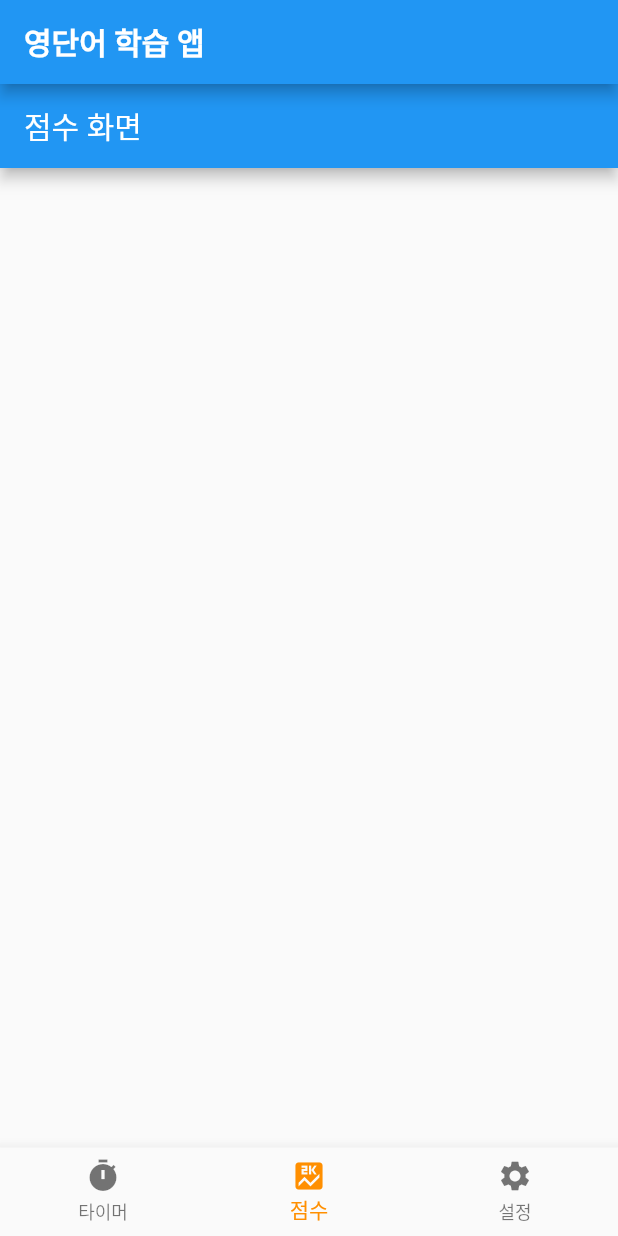
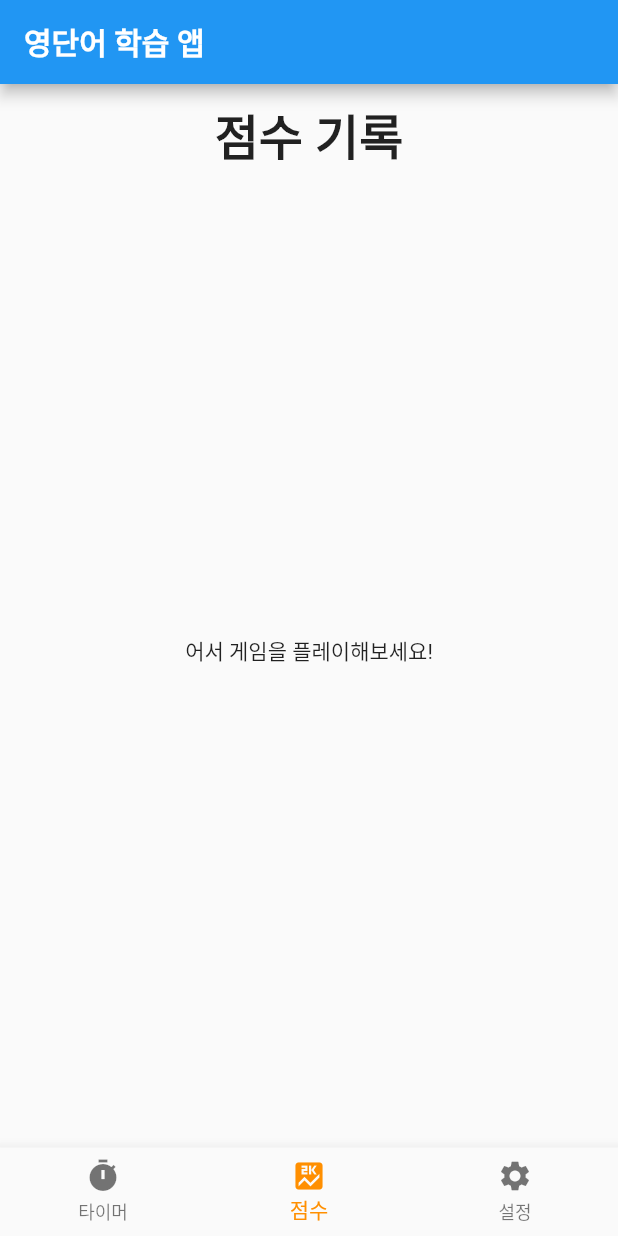
Before and after one commit to changwann/crave_week1, a Flutter app: the HomeScreen screen opened directly, item 2 of the bottom bar chosen, on a phone screen of 412 x 824 dp. Run offline on Flutter 3.47's test engine with Material 2 defaults, Android fonts, the light colour scheme and no system bars; our stand-ins replace tuple.

Commit message:
score board

```diff
--- a/lib/game.dart
+++ b/lib/game.dart
@@ -1,18 +1,17 @@
 import 'package:flutter/material.dart';
+import 'package:tuple/tuple.dart';
 import 'dart:math';
 import 'dart:async';
-
-//import 'main.dart';
-//import 'score.dart';
+import 'package:provider/provider.dart';
 
 class GameScreen extends StatefulWidget {
   const GameScreen({Key? key}) : super(key: key);
 
   @override
-  _GameScreenState createState() => _GameScreenState();
+  GameScreenState createState() => GameScreenState();
 }
 
-class _GameScreenState extends State<GameScreen> {
+class GameScreenState extends State<GameScreen> {
   // Sample question and answer data
   final Map<String, List<String>> questions = {
     'Apple': ['사과', '바나나', '딸기', '포도'],
@@ -53,7 +52,7 @@ class _GameScreenState extends State<GameScreen> {
   }
 
   void showGameOverScreen() {
-    ScoreNotifier.of(context)?.addScore(correctCount);
+    Provider.of<ScoreNotifier>(context, listen: false).addScore(correctCount);
     showDialog(
       context: context,
       builder: (BuildContext context) {
@@ -178,25 +177,13 @@ class _GameScreenState extends State<GameScreen> {
   }
 }
 
-class ScoreNotifier extends InheritedWidget {
-  final List<int> scores;
+class ScoreNotifier extends ChangeNotifier {
+  final List<Tuple2<int, DateTime>> _scores = [];
 
-  const ScoreNotifier({
-    Key? key,
-    required Widget child,
-    required this.scores,
-  }) : super(key: key, child: child);
+  List<Tuple2<int, DateTime>> get scores => _scores;
 
   void addScore(int score) {
-    scores.add(score);
-  }
-
-  @override
-  bool updateShouldNotify(InheritedWidget oldWidget) {
-    return true;
-  }
-
-  static ScoreNotifier? of(BuildContext context) {
-    return context.dependOnInheritedWidgetOfExactType<ScoreNotifier>();
+    _scores.add(Tuple2(score, DateTime.now()));
+    notifyListeners();
   }
 }
--- a/lib/main.dart
+++ b/lib/main.dart
@@ -1,13 +1,17 @@
-// ignore_for_file: library_private_types_in_public_api
-
 import 'package:flutter/material.dart';
+import 'package:provider/provider.dart';
 import 'timer.dart';
 import 'score.dart';
 import 'settings.dart';
 import 'game.dart';
 
 void main() {
-  runApp(MyApp());
+  runApp(
+    ChangeNotifierProvider(
+      create: (context) => ScoreNotifier(),
+      child: MyApp(),
+    ),
+  );
 }
 
 class MyApp extends StatelessWidget {
@@ -15,12 +19,9 @@ class MyApp extends StatelessWidget {
 
   @override
   Widget build(BuildContext context) {
-    return ScoreNotifier(
-      scores: [],
-      child: MaterialApp(
-        title: 'My App',
-        home: HomeScreen(),
-      ),
+    return MaterialApp(
+      title: 'My App',
+      home: HomeScreen(),
     );
   }
 }
@@ -29,10 +30,10 @@ class HomeScreen extends StatefulWidget {
   const HomeScreen({super.key});
 
   @override
-  _HomeScreenState createState() => _HomeScreenState();
+  HomeScreenState createState() => HomeScreenState();
 }
 
-class _HomeScreenState extends State<HomeScreen> {
+class HomeScreenState extends State<HomeScreen> {
   int _selectedIndex = 0;
 
   static final List<Widget> _widgetOptions = <Widget>[
--- a/lib/score.dart
+++ b/lib/score.dart
@@ -1,24 +1,69 @@
 import 'package:flutter/material.dart';
-import 'game.dart';
+import 'package:flutter_week1/game.dart';
+import 'package:provider/provider.dart';
+import 'package:intl/intl.dart'; // 'DateFormat'을 사용하기 위해 추가
 
 class ScoreScreen extends StatelessWidget {
   const ScoreScreen({Key? key}) : super(key: key);
 
   @override
   Widget build(BuildContext context) {
-    final scores = ScoreNotifier.of(context)?.scores ?? [];
+    final scores = Provider.of<ScoreNotifier>(context).scores;
+    scores.sort((a, b) => b.item1.compareTo(a.item1));
 
     return Scaffold(
-      appBar: AppBar(
-        title: Text('점수 화면'),
-      ),
-      body: ListView.builder(
-        itemCount: scores.length,
-        itemBuilder: (context, index) {
-          return ListTile(
-            title: Text('게임 ${index + 1}의 점수: ${scores[index]}'),
-          );
-        },
+      body: Padding(
+        padding: const EdgeInsets.all(10.0),
+        child: Column(
+          crossAxisAlignment: CrossAxisAlignment.stretch,
+          children: <Widget>[
+            Text(
+              '점수 기록',
+              style: TextStyle(fontSize: 32, fontWeight: FontWeight.bold),
+              textAlign: TextAlign.center,
+            ),
+            Expanded(
+              child: scores.isEmpty
+                  ? Center(child: Text('어서 게임을 플레이해보세요!'))
+                  : ListView.builder(
+                      itemCount: scores.length,
+                      itemBuilder: (context, index) {
+                        final time =
+                            DateFormat('HH:mm:ss').format(scores[index].item2);
+                        return Container(
+                          margin: const EdgeInsets.only(top: 10.0),
+                          padding: const EdgeInsets.all(10.0),
+                          decoration: BoxDecoration(
+                            color: Color.fromARGB(255, 255, 240, 105),
+                            borderRadius: BorderRadius.circular(15.0),
+                          ),
+                          width: MediaQuery.of(context).size.width *
+                              0.8, // 80% of screen width
+                          child: Center(
+                            child: RichText(
+                              text: TextSpan(
+                                style: TextStyle(
+                                  color: Colors.black,
+                                  fontSize: 18,
+                                ),
+                                children: [
+                                  TextSpan(
+                                    text: '${index + 1}등 ',
+                                    style:
+                                        TextStyle(fontWeight: FontWeight.bold),
+                                  ),
+                                  TextSpan(
+                                      text: '${scores[index].item1}점 ($time)'),
+                                ],
+                              ),
+                            ),
+                          ),
+                        );
+                      },
+                    ),
+            ),
+          ],
+        ),
       ),
     );
   }
--- a/pubspec.yaml
+++ b/pubspec.yaml
@@ -30,10 +30,13 @@ environment:
 dependencies:
   flutter:
     sdk: flutter
+  tuple: ^2.0.0
+  provider: ^6.0.1
 
   # The following adds the Cupertino Icons font to your application.
   # Use with the CupertinoIcons class for iOS style icons.
   cupertino_icons: ^1.0.2
+  intl: ^0.18.1
 
 dev_dependencies:
   flutter_test:
```
Also changed, not shown: pubspec.lock.
